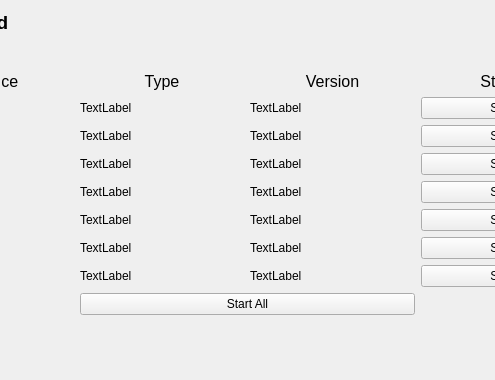
Newt-Louis/pylwss, file ui/forms/Pages/DashboardPage.ui: the form before one commit; both pictures show x 102 to 597 and y 0 to 380 of the 698 by 642 pixel window.
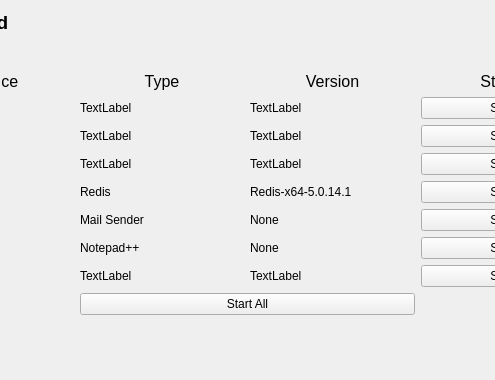
The form after the commit.

Commit message: click event start/stop redis

```diff
--- a/ui/forms/Pages/DashboardPage.ui
+++ b/ui/forms/Pages/DashboardPage.ui
@@ -98,7 +98,7 @@
      <item row="5" column="1">
       <widget class="QLabel" name="tool_type_3_label">
        <property name="text">
-        <string>TextLabel</string>
+        <string>Notepad++</string>
        </property>
        <property name="wordWrap">
         <bool>true</bool>
@@ -160,7 +160,7 @@
      <item row="4" column="1">
       <widget class="QLabel" name="tool_type_2_label">
        <property name="text">
-        <string>TextLabel</string>
+        <string>Mail Sender</string>
        </property>
        <property name="wordWrap">
         <bool>true</bool>
@@ -231,7 +231,7 @@
      <item row="4" column="2">
       <widget class="QLabel" name="tool_version_2_label">
        <property name="text">
-        <string>TextLabel</string>
+        <string>None</string>
        </property>
        <property name="wordWrap">
         <bool>true</bool>
@@ -255,7 +255,7 @@
      <item row="3" column="1">
       <widget class="QLabel" name="tool_type_1_label">
        <property name="text">
-        <string>TextLabel</string>
+        <string>Redis</string>
        </property>
        <property name="wordWrap">
         <bool>true</bool>
@@ -265,7 +265,7 @@
      <item row="3" column="2">
       <widget class="QLabel" name="tool_version_1_label">
        <property name="text">
-        <string>TextLabel</string>
+        <string>Redis-x64-5.0.14.1</string>
        </property>
        <property name="wordWrap">
         <bool>true</bool>
@@ -285,7 +285,7 @@
      <item row="5" column="2">
       <widget class="QLabel" name="tool_version_3_label">
        <property name="text">
-        <string>TextLabel</string>
+        <string>None</string>
        </property>
        <property name="wordWrap">
         <bool>true</bool>
```
The commit also changes 6 other files.
